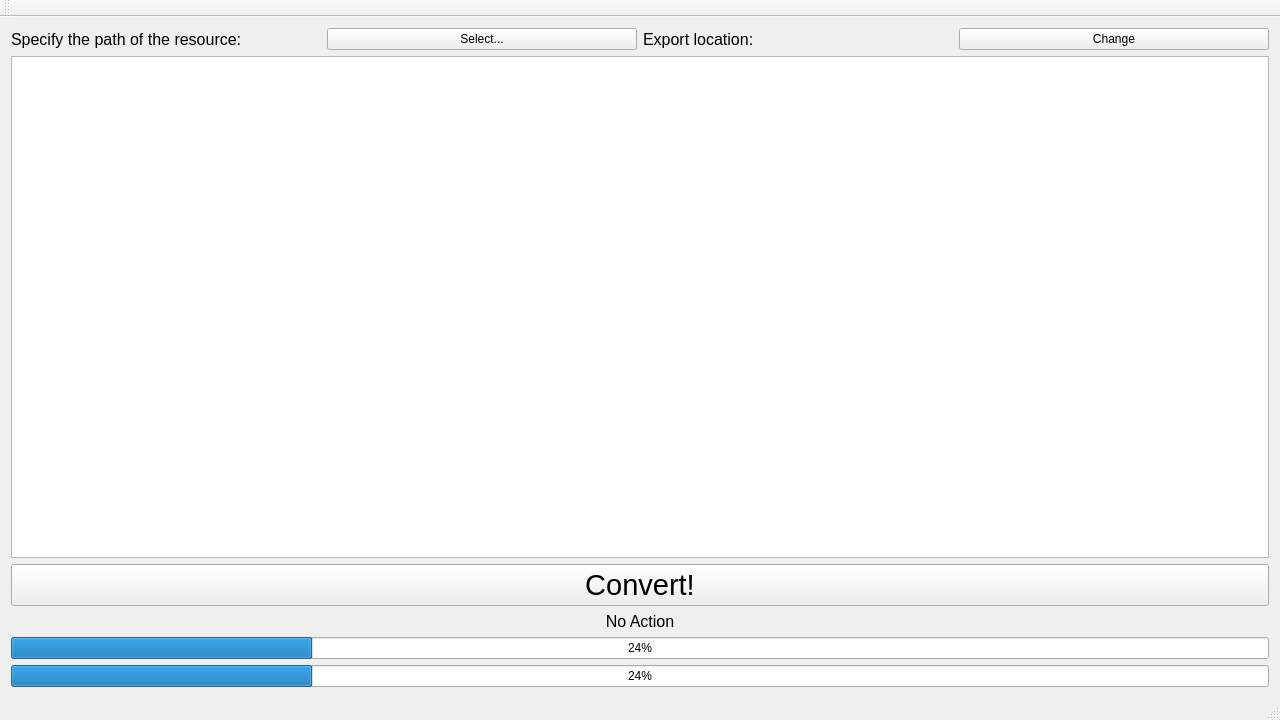
This is Exporter/Exporter.ui in Helltooth-Engine/Helltools as Qt 5 draws it before an edit. The edited form follows.
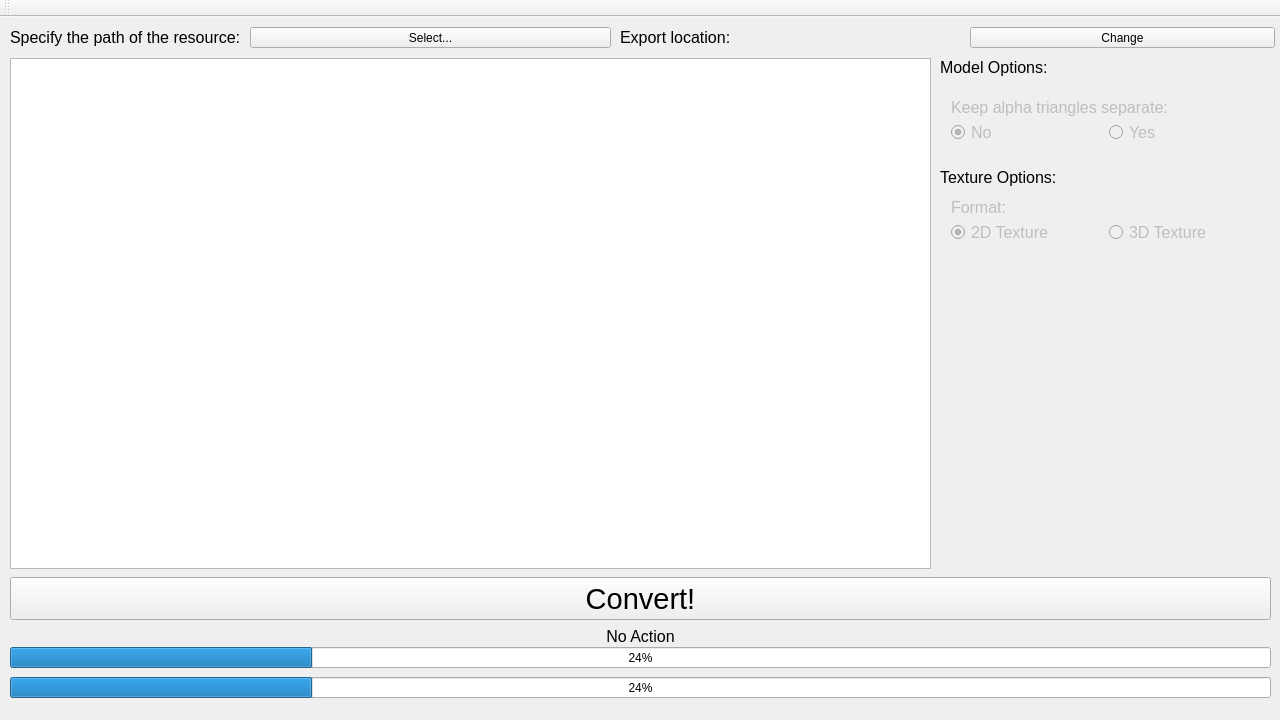
This is the edited form.

Commit message: Fixed include path for Cereal, exporting images fully works.

```diff
--- a/Exporter/Exporter.ui
+++ b/Exporter/Exporter.ui
@@ -16,100 +16,327 @@
     <height>720</height>
    </size>
   </property>
+  <property name="maximumSize">
+   <size>
+    <width>1280</width>
+    <height>720</height>
+   </size>
+  </property>
   <property name="windowTitle">
    <string>Exporter</string>
   </property>
   <widget class="QWidget" name="centralWidget">
-   <layout class="QGridLayout" name="gridLayout">
-    <item row="1" column="3">
-     <widget class="QPushButton" name="changeLocation">
-      <property name="maximumSize">
-       <size>
-        <width>16777215</width>
-        <height>16777215</height>
-       </size>
-      </property>
-      <property name="text">
-       <string>Change</string>
-      </property>
-     </widget>
-    </item>
-    <item row="1" column="1">
-     <widget class="QPushButton" name="pushButton">
-      <property name="text">
-       <string>Select...</string>
-      </property>
-     </widget>
-    </item>
-    <item row="8" column="0" colspan="4">
-     <widget class="QProgressBar" name="resourceBar">
-      <property name="value">
-       <number>24</number>
-      </property>
-     </widget>
-    </item>
-    <item row="1" column="0">
-     <widget class="QLabel" name="dummy1">
-      <property name="font">
-       <font>
-        <pointsize>12</pointsize>
-       </font>
-      </property>
-      <property name="text">
-       <string>Specify the path of the resource:</string>
-      </property>
-     </widget>
-    </item>
-    <item row="6" column="0" colspan="4">
-     <widget class="QPushButton" name="convert">
-      <property name="font">
-       <font>
-        <pointsize>22</pointsize>
-       </font>
-      </property>
-      <property name="text">
-       <string>Convert!</string>
-      </property>
-     </widget>
-    </item>
-    <item row="5" column="0" colspan="4">
-     <widget class="QListWidget" name="files"/>
-    </item>
-    <item row="1" column="2">
-     <widget class="QLabel" name="exportLocation">
-      <property name="font">
-       <font>
-        <pointsize>12</pointsize>
-       </font>
-      </property>
-      <property name="text">
-       <string>Export location:</string>
-      </property>
-     </widget>
-    </item>
-    <item row="9" column="0" colspan="4">
-     <widget class="QProgressBar" name="resourcesBar">
-      <property name="value">
-       <number>24</number>
-      </property>
-     </widget>
-    </item>
-    <item row="7" column="0" colspan="4">
-     <widget class="QLabel" name="progressAction">
-      <property name="font">
-       <font>
-        <pointsize>12</pointsize>
-       </font>
-      </property>
-      <property name="text">
-       <string>No Action</string>
-      </property>
-      <property name="alignment">
-       <set>Qt::AlignCenter</set>
-      </property>
-     </widget>
-    </item>
-   </layout>
+   <widget class="QProgressBar" name="resourceBar">
+    <property name="geometry">
+     <rect>
+      <x>10</x>
+      <y>630</y>
+      <width>1261</width>
+      <height>21</height>
+     </rect>
+    </property>
+    <property name="value">
+     <number>24</number>
+    </property>
+   </widget>
+   <widget class="QPushButton" name="convert">
+    <property name="geometry">
+     <rect>
+      <x>10</x>
+      <y>560</y>
+      <width>1261</width>
+      <height>43</height>
+     </rect>
+    </property>
+    <property name="font">
+     <font>
+      <pointsize>22</pointsize>
+     </font>
+    </property>
+    <property name="text">
+     <string>Convert!</string>
+    </property>
+   </widget>
+   <widget class="QListWidget" name="files">
+    <property name="geometry">
+     <rect>
+      <x>10</x>
+      <y>41</y>
+      <width>921</width>
+      <height>511</height>
+     </rect>
+    </property>
+   </widget>
+   <widget class="QProgressBar" name="resourcesBar">
+    <property name="geometry">
+     <rect>
+      <x>10</x>
+      <y>660</y>
+      <width>1261</width>
+      <height>21</height>
+     </rect>
+    </property>
+    <property name="value">
+     <number>24</number>
+    </property>
+   </widget>
+   <widget class="QLabel" name="progressAction">
+    <property name="geometry">
+     <rect>
+      <x>10</x>
+      <y>610</y>
+      <width>1261</width>
+      <height>19</height>
+     </rect>
+    </property>
+    <property name="font">
+     <font>
+      <pointsize>12</pointsize>
+     </font>
+    </property>
+    <property name="text">
+     <string>No Action</string>
+    </property>
+    <property name="alignment">
+     <set>Qt::AlignCenter</set>
+    </property>
+   </widget>
+   <widget class="QWidget" name="sorting" native="true">
+    <property name="enabled">
+     <bool>false</bool>
+    </property>
+    <property name="geometry">
+     <rect>
+      <x>940</x>
+      <y>70</y>
+      <width>331</width>
+      <height>66</height>
+     </rect>
+    </property>
+    <layout class="QGridLayout" name="gridLayout">
+     <item row="0" column="0" colspan="2">
+      <widget class="QLabel" name="dummy2">
+       <property name="font">
+        <font>
+         <pointsize>12</pointsize>
+        </font>
+       </property>
+       <property name="text">
+        <string>Keep alpha triangles separate:</string>
+       </property>
+      </widget>
+     </item>
+     <item row="1" column="0">
+      <widget class="QRadioButton" name="alphaNo">
+       <property name="font">
+        <font>
+         <pointsize>12</pointsize>
+        </font>
+       </property>
+       <property name="text">
+        <string>No</string>
+       </property>
+       <property name="checked">
+        <bool>true</bool>
+       </property>
+      </widget>
+     </item>
+     <item row="1" column="1">
+      <widget class="QRadioButton" name="alphaYes">
+       <property name="font">
+        <font>
+         <pointsize>12</pointsize>
+        </font>
+       </property>
+       <property name="text">
+        <string>Yes</string>
+       </property>
+      </widget>
+     </item>
+    </layout>
+   </widget>
+   <widget class="QWidget" name="textureFormat" native="true">
+    <property name="enabled">
+     <bool>false</bool>
+    </property>
+    <property name="geometry">
+     <rect>
+      <x>940</x>
+      <y>170</y>
+      <width>331</width>
+      <height>66</height>
+     </rect>
+    </property>
+    <layout class="QGridLayout" name="gridLayout_2">
+     <item row="0" column="0">
+      <widget class="QLabel" name="dummy5">
+       <property name="font">
+        <font>
+         <pointsize>12</pointsize>
+        </font>
+       </property>
+       <property name="text">
+        <string>Format:</string>
+       </property>
+      </widget>
+     </item>
+     <item row="1" column="0">
+      <widget class="QRadioButton" name="texture2D">
+       <property name="font">
+        <font>
+         <pointsize>12</pointsize>
+        </font>
+       </property>
+       <property name="text">
+        <string>2D Texture</string>
+       </property>
+       <property name="checked">
+        <bool>true</bool>
+       </property>
+      </widget>
+     </item>
+     <item row="1" column="1">
+      <widget class="QRadioButton" name="texture3D">
+       <property name="font">
+        <font>
+         <pointsize>12</pointsize>
+        </font>
+       </property>
+       <property name="text">
+        <string>3D Texture</string>
+       </property>
+      </widget>
+     </item>
+    </layout>
+   </widget>
+   <widget class="QLabel" name="dummy3">
+    <property name="geometry">
+     <rect>
+      <x>940</x>
+      <y>40</y>
+      <width>161</width>
+      <height>21</height>
+     </rect>
+    </property>
+    <property name="font">
+     <font>
+      <pointsize>12</pointsize>
+     </font>
+    </property>
+    <property name="text">
+     <string>Model Options:</string>
+    </property>
+   </widget>
+   <widget class="QLabel" name="dummy4">
+    <property name="geometry">
+     <rect>
+      <x>940</x>
+      <y>150</y>
+      <width>151</width>
+      <height>21</height>
+     </rect>
+    </property>
+    <property name="font">
+     <font>
+      <pointsize>12</pointsize>
+     </font>
+    </property>
+    <property name="text">
+     <string>Texture Options:</string>
+    </property>
+   </widget>
+   <widget class="QPushButton" name="changeLocation">
+    <property name="geometry">
+     <rect>
+      <x>970</x>
+      <y>10</y>
+      <width>305</width>
+      <height>21</height>
+     </rect>
+    </property>
+    <property name="sizePolicy">
+     <sizepolicy hsizetype="Minimum" vsizetype="Fixed">
+      <horstretch>1</horstretch>
+      <verstretch>0</verstretch>
+     </sizepolicy>
+    </property>
+    <property name="maximumSize">
+     <size>
+      <width>16777215</width>
+      <height>16777215</height>
+     </size>
+    </property>
+    <property name="text">
+     <string>Change</string>
+    </property>
+   </widget>
+   <widget class="QLabel" name="exportLocation">
+    <property name="geometry">
+     <rect>
+      <x>620</x>
+      <y>10</y>
+      <width>341</width>
+      <height>21</height>
+     </rect>
+    </property>
+    <property name="sizePolicy">
+     <sizepolicy hsizetype="Preferred" vsizetype="Preferred">
+      <horstretch>1</horstretch>
+      <verstretch>0</verstretch>
+     </sizepolicy>
+    </property>
+    <property name="font">
+     <font>
+      <pointsize>12</pointsize>
+     </font>
+    </property>
+    <property name="text">
+     <string>Export location:</string>
+    </property>
+   </widget>
+   <widget class="QLabel" name="dummy1">
+    <property name="geometry">
+     <rect>
+      <x>10</x>
+      <y>10</y>
+      <width>291</width>
+      <height>20</height>
+     </rect>
+    </property>
+    <property name="sizePolicy">
+     <sizepolicy hsizetype="Preferred" vsizetype="Preferred">
+      <horstretch>0</horstretch>
+      <verstretch>1</verstretch>
+     </sizepolicy>
+    </property>
+    <property name="font">
+     <font>
+      <pointsize>12</pointsize>
+     </font>
+    </property>
+    <property name="text">
+     <string>Specify the path of the resource:</string>
+    </property>
+   </widget>
+   <widget class="QPushButton" name="pushButton">
+    <property name="geometry">
+     <rect>
+      <x>250</x>
+      <y>10</y>
+      <width>361</width>
+      <height>21</height>
+     </rect>
+    </property>
+    <property name="sizePolicy">
+     <sizepolicy hsizetype="Minimum" vsizetype="Fixed">
+      <horstretch>0</horstretch>
+      <verstretch>0</verstretch>
+     </sizepolicy>
+    </property>
+    <property name="text">
+     <string>Select...</string>
+    </property>
+   </widget>
   </widget>
   <widget class="QMenuBar" name="menuBar">
    <property name="geometry">
@@ -135,7 +362,6 @@
     <bool>false</bool>
    </attribute>
   </widget>
-  <widget class="QStatusBar" name="statusBar"/>
  </widget>
  <layoutdefault spacing="6" margin="11"/>
  <resources>
```
The commit also changes 5 other files.
